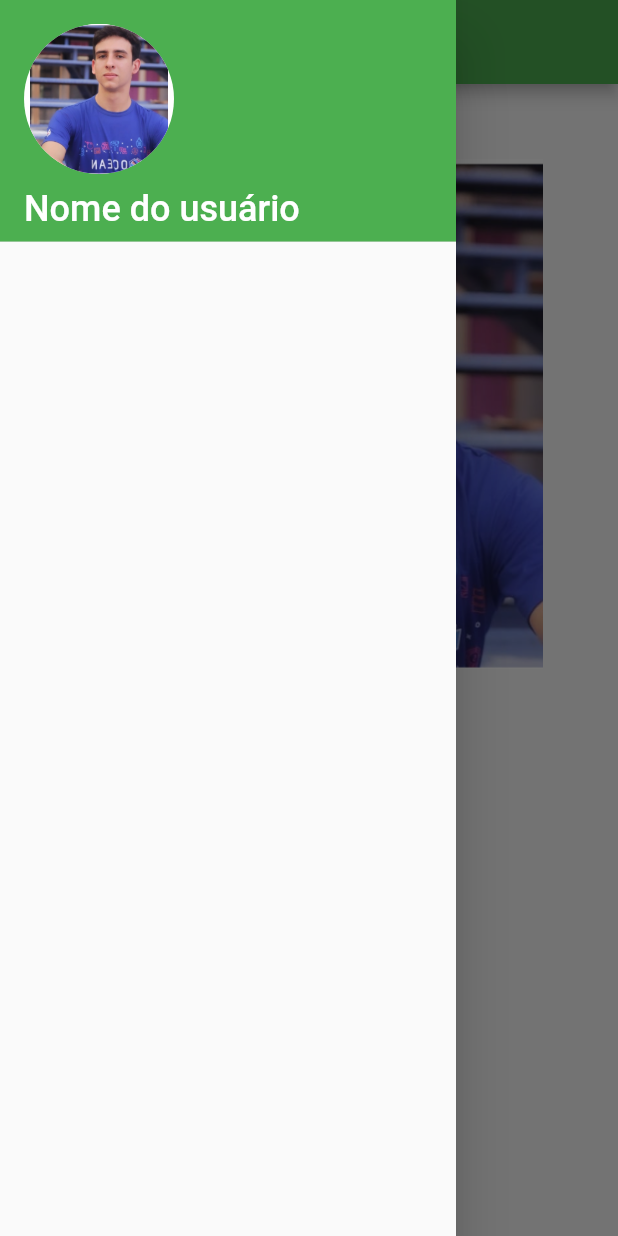
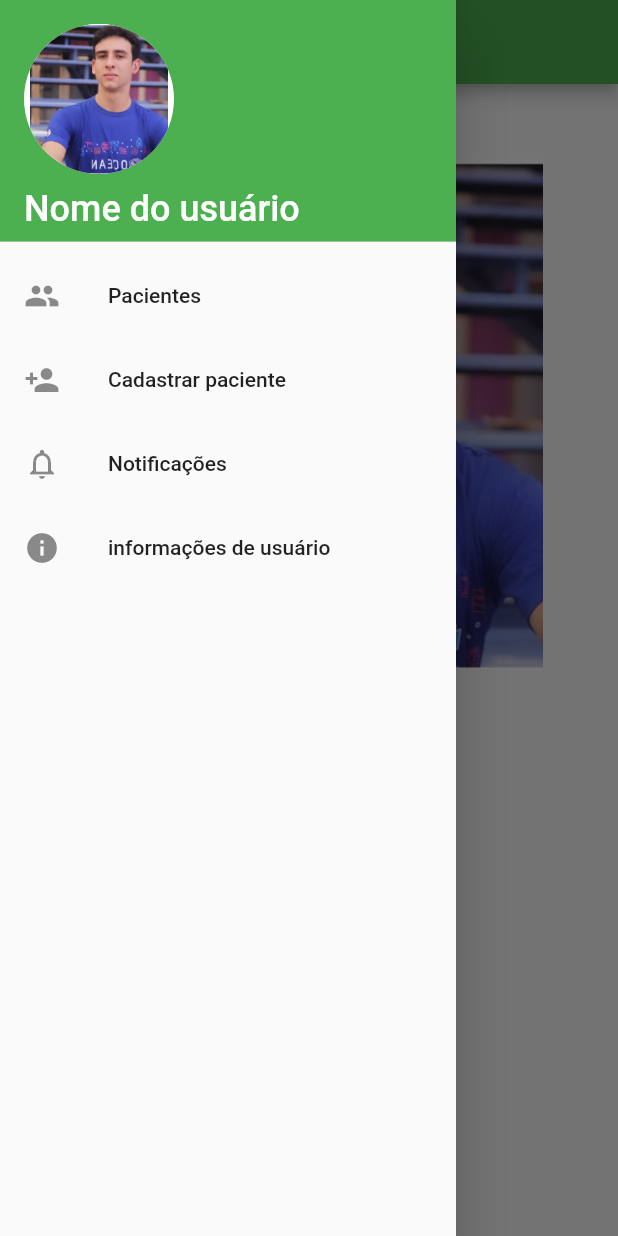
Before and after one commit to Marcos05555/tobi05, a Flutter app: the HomeScreen screen opened directly, with the side drawer open, on a phone screen of 412 x 824 dp. Run offline on Flutter 3.47's test engine with Material 2 defaults, Android fonts, the phone set to English and light mode, and no system bars.

Commit message:
15:52 - 17/02/2020 eewe

```diff
--- a/mobi/lib/screens/home_screen.dart
+++ b/mobi/lib/screens/home_screen.dart
@@ -13,6 +13,7 @@ class HomeScreen extends StatelessWidget {
           padding: EdgeInsets.all(0),
           children: <Widget>[
             DrawerHeader(
+
               decoration: BoxDecoration(color: Colors.green),
               child: Column(
                 mainAxisAlignment: MainAxisAlignment.spaceBetween,
@@ -38,6 +39,12 @@ class HomeScreen extends StatelessWidget {
                 ],
               ),
             ),
+            LisTileInfo(Icons.people,'Pacientes'),
+            LisTileInfo(Icons.person_add,'Cadastrar paciente'),
+            LisTileInfo(Icons.notifications_none,'Notificações'),
+            LisTileInfo(Icons.info,'informações de usuário'),
+
+
           ],
         ),
       ),
@@ -52,3 +59,18 @@ class HomeScreen extends StatelessWidget {
     );
   }
 }
+
+
+class LisTileInfo extends StatelessWidget {
+  final IconData icone;
+  final String textListe;
+  LisTileInfo(this.icone,this.textListe);
+  @override
+  Widget build(BuildContext context) {
+    var icone2 = icone;
+    return ListTile(
+      leading: Icon(icone),
+      title: Text(textListe),
+    );
+  }
+}
```
